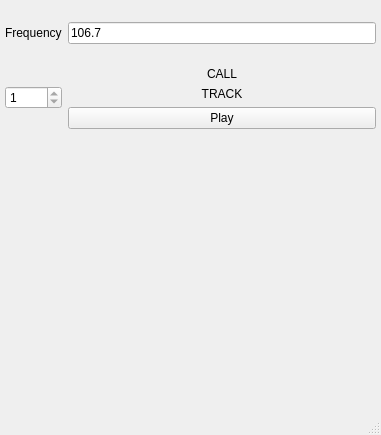
First picture: the form in src/mainwindow.ui, repository CamK06/nrsc5-gui-plusplus, before the edit.
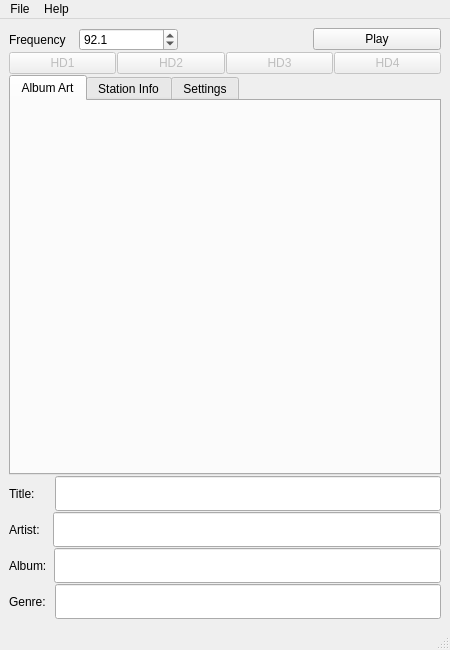
Second picture: the form after the edit.

The edit to the form file:
```diff
--- a/src/mainwindow.ui
+++ b/src/mainwindow.ui
@@ -6,119 +6,405 @@
    <rect>
     <x>0</x>
     <y>0</y>
-    <width>381</width>
-    <height>435</height>
+    <width>450</width>
+    <height>650</height>
    </rect>
   </property>
   <property name="windowTitle">
    <string>NRSC5 GUI++</string>
   </property>
   <widget class="QWidget" name="centralwidget">
-   <widget class="QWidget" name="gridLayoutWidget">
-    <property name="geometry">
-     <rect>
-      <x>0</x>
-      <y>0</y>
-      <width>381</width>
-      <height>151</height>
-     </rect>
+   <layout class="QVBoxLayout" name="verticalLayout" stretch="1,1,15,6">
+    <property name="spacing">
+     <number>1</number>
     </property>
-    <layout class="QGridLayout" name="gridLayout">
-     <property name="leftMargin">
-      <number>5</number>
-     </property>
-     <property name="topMargin">
-      <number>5</number>
-     </property>
-     <property name="rightMargin">
-      <number>5</number>
-     </property>
-     <property name="bottomMargin">
-      <number>5</number>
-     </property>
-     <item row="1" column="1">
-      <widget class="QLineEdit" name="frequencyStr">
-       <property name="text">
-        <string>106.7</string>
-       </property>
+    <item>
+     <layout class="QHBoxLayout" name="frequencyLayout" stretch="0,0,0,0">
+      <property name="spacing">
+       <number>10</number>
+      </property>
+      <property name="sizeConstraint">
+       <enum>QLayout::SetDefaultConstraint</enum>
+      </property>
+      <property name="leftMargin">
+       <number>0</number>
+      </property>
+      <property name="topMargin">
+       <number>0</number>
+      </property>
+      <property name="rightMargin">
+       <number>0</number>
+      </property>
+      <property name="bottomMargin">
+       <number>0</number>
+      </property>
+      <item>
+       <widget class="QLabel" name="frequencyLabel">
+        <property name="maximumSize">
+         <size>
+          <width>60</width>
+          <height>30</height>
+         </size>
+        </property>
+        <property name="text">
+         <string>Frequency</string>
+        </property>
+       </widget>
+      </item>
+      <item>
+       <widget class="QDoubleSpinBox" name="frequencySelect">
+        <property name="sizePolicy">
+         <sizepolicy hsizetype="Minimum" vsizetype="Fixed">
+          <horstretch>0</horstretch>
+          <verstretch>0</verstretch>
+         </sizepolicy>
+        </property>
+        <property name="minimumSize">
+         <size>
+          <width>0</width>
+          <height>0</height>
+         </size>
+        </property>
+        <property name="maximumSize">
+         <size>
+          <width>125</width>
+          <height>16777215</height>
+         </size>
+        </property>
+        <property name="decimals">
+         <number>1</number>
+        </property>
+        <property name="minimum">
+         <double>88.000000000000000</double>
+        </property>
+        <property name="maximum">
+         <double>108.000000000000000</double>
+        </property>
+        <property name="singleStep">
+         <double>0.200000000000000</double>
+        </property>
+        <property name="value">
+         <double>92.099999999999994</double>
+        </property>
+       </widget>
+      </item>
+      <item>
+       <spacer name="horizontalSpacer">
+        <property name="orientation">
+         <enum>Qt::Horizontal</enum>
+        </property>
+        <property name="sizeType">
+         <enum>QSizePolicy::Maximum</enum>
+        </property>
+        <property name="sizeHint" stdset="0">
+         <size>
+          <width>125</width>
+          <height>20</height>
+         </size>
+        </property>
+       </spacer>
+      </item>
+      <item>
+       <widget class="QPushButton" name="playButton">
+        <property name="minimumSize">
+         <size>
+          <width>128</width>
+          <height>0</height>
+         </size>
+        </property>
+        <property name="text">
+         <string>Play</string>
+        </property>
+       </widget>
+      </item>
+     </layout>
+    </item>
+    <item>
+     <layout class="QHBoxLayout" name="channelsLayout" stretch="0,0,0,0">
+      <item>
+       <widget class="QPushButton" name="hd1Button">
+        <property name="enabled">
+         <bool>false</bool>
+        </property>
+        <property name="text">
+         <string>HD1</string>
+        </property>
+        <property name="checkable">
+         <bool>false</bool>
+        </property>
+       </widget>
+      </item>
+      <item>
+       <widget class="QPushButton" name="hd2Button">
+        <property name="enabled">
+         <bool>false</bool>
+        </property>
+        <property name="text">
+         <string>HD2</string>
+        </property>
+       </widget>
+      </item>
+      <item>
+       <widget class="QPushButton" name="hd3Button">
+        <property name="enabled">
+         <bool>false</bool>
+        </property>
+        <property name="text">
+         <string>HD3</string>
+        </property>
+       </widget>
+      </item>
+      <item>
+       <widget class="QPushButton" name="hd4Button">
+        <property name="enabled">
+         <bool>false</bool>
+        </property>
+        <property name="text">
+         <string>HD4</string>
+        </property>
+       </widget>
+      </item>
+     </layout>
+    </item>
+    <item>
+     <widget class="QTabWidget" name="tabs">
+      <property name="tabPosition">
+       <enum>QTabWidget::North</enum>
+      </property>
+      <property name="tabShape">
+       <enum>QTabWidget::Rounded</enum>
+      </property>
+      <property name="currentIndex">
+       <number>0</number>
+      </property>
+      <property name="elideMode">
+       <enum>Qt::ElideNone</enum>
+      </property>
+      <property name="documentMode">
+       <bool>false</bool>
+      </property>
+      <property name="tabsClosable">
+       <bool>false</bool>
+      </property>
+      <property name="movable">
+       <bool>false</bool>
+      </property>
+      <property name="tabBarAutoHide">
+       <bool>false</bool>
+      </property>
+      <widget class="QWidget" name="albumArtTab">
+       <attribute name="title">
+        <string>Album Art</string>
+       </attribute>
+       <layout class="QGridLayout" name="gridLayout">
+        <item row="0" column="0">
+         <widget class="QLabel" name="albumArtImage">
+          <property name="minimumSize">
+           <size>
+            <width>200</width>
+            <height>200</height>
+           </size>
+          </property>
+          <property name="text">
+           <string/>
+          </property>
+          <property name="alignment">
+           <set>Qt::AlignCenter</set>
+          </property>
+         </widget>
+        </item>
+       </layout>
       </widget>
-     </item>
-     <item row="1" column="0">
-      <widget class="QLabel" name="label">
-       <property name="text">
-        <string>Frequency</string>
-       </property>
+      <widget class="QWidget" name="stationInfoTab">
+       <attribute name="title">
+        <string>Station Info</string>
+       </attribute>
       </widget>
-     </item>
-     <item row="2" column="1">
-      <layout class="QVBoxLayout" name="verticalLayout">
-       <item>
-        <widget class="QLabel" name="callsignLab">
-         <property name="text">
-          <string>CALL</string>
-         </property>
-         <property name="textFormat">
-          <enum>Qt::RichText</enum>
-         </property>
-         <property name="alignment">
-          <set>Qt::AlignBottom|Qt::AlignHCenter</set>
-         </property>
-        </widget>
-       </item>
-       <item>
-        <widget class="QLabel" name="trackLab">
-         <property name="text">
-          <string>TRACK</string>
-         </property>
-         <property name="alignment">
-          <set>Qt::AlignHCenter|Qt::AlignTop</set>
-         </property>
-        </widget>
-       </item>
-       <item>
-        <widget class="QPushButton" name="playButton">
-         <property name="text">
-          <string>Play</string>
-         </property>
-        </widget>
-       </item>
-      </layout>
-     </item>
-     <item row="2" column="0">
-      <widget class="QSpinBox" name="channelSelection">
-       <property name="minimum">
-        <number>1</number>
-       </property>
-       <property name="maximum">
-        <number>1</number>
-       </property>
+      <widget class="QWidget" name="settingsTab">
+       <attribute name="title">
+        <string>Settings</string>
+       </attribute>
       </widget>
-     </item>
-    </layout>
-   </widget>
-   <widget class="QLabel" name="imageDisplay">
-    <property name="geometry">
-     <rect>
-      <x>100</x>
-      <y>170</y>
-      <width>200</width>
-      <height>200</height>
-     </rect>
-    </property>
-    <property name="text">
-     <string/>
-    </property>
-   </widget>
+     </widget>
+    </item>
+    <item>
+     <layout class="QVBoxLayout" name="trackInfoLayout">
+      <item>
+       <layout class="QHBoxLayout" name="titleLayout">
+        <property name="spacing">
+         <number>20</number>
+        </property>
+        <item>
+         <widget class="QLabel" name="titleLabel">
+          <property name="text">
+           <string>Title:</string>
+          </property>
+          <property name="alignment">
+           <set>Qt::AlignLeading|Qt::AlignLeft|Qt::AlignVCenter</set>
+          </property>
+         </widget>
+        </item>
+        <item>
+         <widget class="QLineEdit" name="titleText">
+          <property name="sizePolicy">
+           <sizepolicy hsizetype="Expanding" vsizetype="Expanding">
+            <horstretch>0</horstretch>
+            <verstretch>0</verstretch>
+           </sizepolicy>
+          </property>
+          <property name="minimumSize">
+           <size>
+            <width>0</width>
+            <height>35</height>
+           </size>
+          </property>
+          <property name="maximumSize">
+           <size>
+            <width>16777215</width>
+            <height>35</height>
+           </size>
+          </property>
+         </widget>
+        </item>
+       </layout>
+      </item>
+      <item>
+       <layout class="QHBoxLayout" name="artistLayout">
+        <property name="spacing">
+         <number>13</number>
+        </property>
+        <item>
+         <widget class="QLabel" name="artistLabel">
+          <property name="text">
+           <string>Artist:</string>
+          </property>
+         </widget>
+        </item>
+        <item>
+         <widget class="QLineEdit" name="artistText">
+          <property name="sizePolicy">
+           <sizepolicy hsizetype="Expanding" vsizetype="Expanding">
+            <horstretch>0</horstretch>
+            <verstretch>0</verstretch>
+           </sizepolicy>
+          </property>
+          <property name="minimumSize">
+           <size>
+            <width>0</width>
+            <height>35</height>
+           </size>
+          </property>
+          <property name="maximumSize">
+           <size>
+            <width>16777215</width>
+            <height>35</height>
+           </size>
+          </property>
+         </widget>
+        </item>
+       </layout>
+      </item>
+      <item>
+       <layout class="QHBoxLayout" name="albumLayout">
+        <property name="spacing">
+         <number>7</number>
+        </property>
+        <item>
+         <widget class="QLabel" name="albumLabel">
+          <property name="text">
+           <string>Album:</string>
+          </property>
+         </widget>
+        </item>
+        <item>
+         <widget class="QLineEdit" name="albumText">
+          <property name="sizePolicy">
+           <sizepolicy hsizetype="Expanding" vsizetype="Expanding">
+            <horstretch>0</horstretch>
+            <verstretch>0</verstretch>
+           </sizepolicy>
+          </property>
+          <property name="minimumSize">
+           <size>
+            <width>0</width>
+            <height>35</height>
+           </size>
+          </property>
+          <property name="maximumSize">
+           <size>
+            <width>16777215</width>
+            <height>35</height>
+           </size>
+          </property>
+         </widget>
+        </item>
+       </layout>
+      </item>
+      <item>
+       <layout class="QHBoxLayout" name="genreLayout">
+        <property name="spacing">
+         <number>9</number>
+        </property>
+        <item>
+         <widget class="QLabel" name="genreLabel">
+          <property name="text">
+           <string>Genre:</string>
+          </property>
+          <property name="alignment">
+           <set>Qt::AlignLeading|Qt::AlignLeft|Qt::AlignVCenter</set>
+          </property>
+         </widget>
+        </item>
+        <item>
+         <widget class="QLineEdit" name="genreText">
+          <property name="sizePolicy">
+           <sizepolicy hsizetype="Expanding" vsizetype="Expanding">
+            <horstretch>0</horstretch>
+            <verstretch>0</verstretch>
+           </sizepolicy>
+          </property>
+          <property name="minimumSize">
+           <size>
+            <width>0</width>
+            <height>35</height>
+           </size>
+          </property>
+          <property name="maximumSize">
+           <size>
+            <width>16777215</width>
+            <height>35</height>
+           </size>
+          </property>
+         </widget>
+        </item>
+       </layout>
+      </item>
+     </layout>
+    </item>
+   </layout>
   </widget>
   <widget class="QMenuBar" name="menubar">
    <property name="geometry">
     <rect>
      <x>0</x>
      <y>0</y>
-     <width>381</width>
+     <width>450</width>
      <height>30</height>
     </rect>
    </property>
+   <widget class="QMenu" name="menuFile">
+    <property name="title">
+     <string>File</string>
+    </property>
+    <addaction name="actionQuit"/>
+   </widget>
+   <widget class="QMenu" name="menuHelp">
+    <property name="title">
+     <string>Help</string>
+    </property>
+   </widget>
+   <addaction name="menuFile"/>
+   <addaction name="menuHelp"/>
   </widget>
   <widget class="QStatusBar" name="statusBar"/>
  </widget>
```
Left out of the diff: 12 changed lines with no effect on the pictures.
